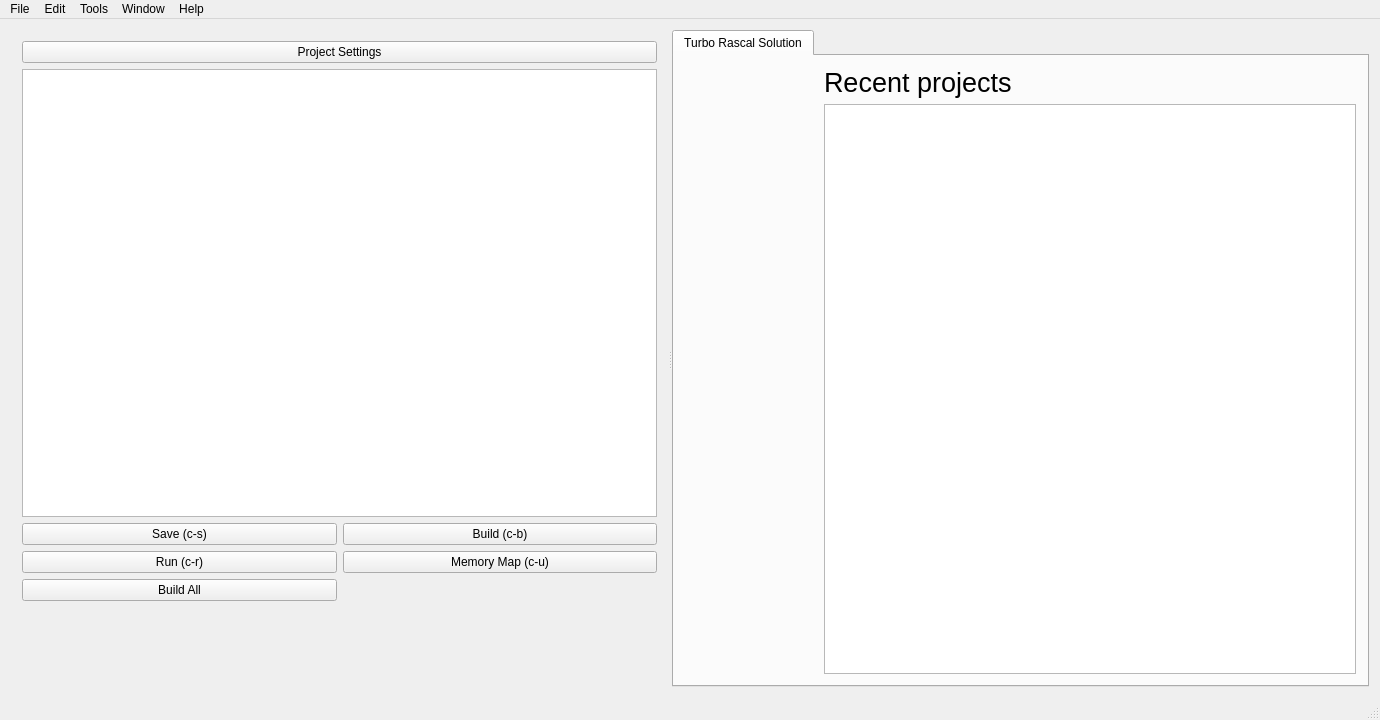
Old version of the form mainwindow.ui in the repository leuat/TRSE.
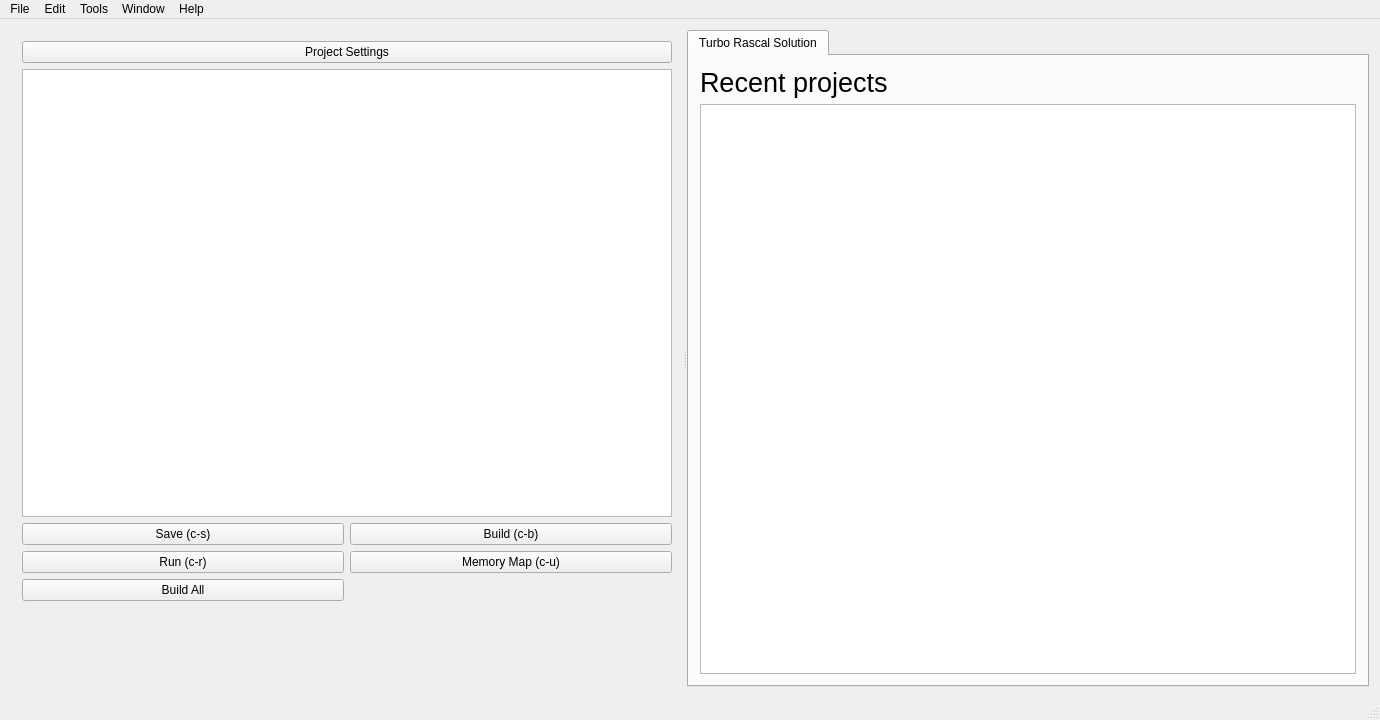
New version of the form. Icons and pictures are not drawn.

```diff
--- a/mainwindow.ui
+++ b/mainwindow.ui
@@ -220,29 +220,8 @@
           </attribute>
           <layout class="QGridLayout" name="gridLayout_4">
            <item row="1" column="0">
-            <layout class="QGridLayout" name="gridLayout_2" columnstretch="1,4">
+            <layout class="QGridLayout" name="gridLayout_2" columnstretch="1">
              <item row="0" column="0">
-              <layout class="QVBoxLayout" name="verticalLayout_2" stretch="1,2">
-               <item>
-                <widget class="QLabel" name="lblLogo">
-                 <property name="text">
-                  <string/>
-                 </property>
-                 <property name="scaledContents">
-                  <bool>true</bool>
-                 </property>
-                </widget>
-               </item>
-               <item>
-                <widget class="QLabel" name="label">
-                 <property name="text">
-                  <string/>
-                 </property>
-                </widget>
-               </item>
-              </layout>
-             </item>
-             <item row="0" column="1">
               <layout class="QVBoxLayout" name="verticalLayout_3">
                <item>
                 <widget class="QLabel" name="label_2">
```
Left out of the diff: 4 changed lines with no effect on the pictures.
